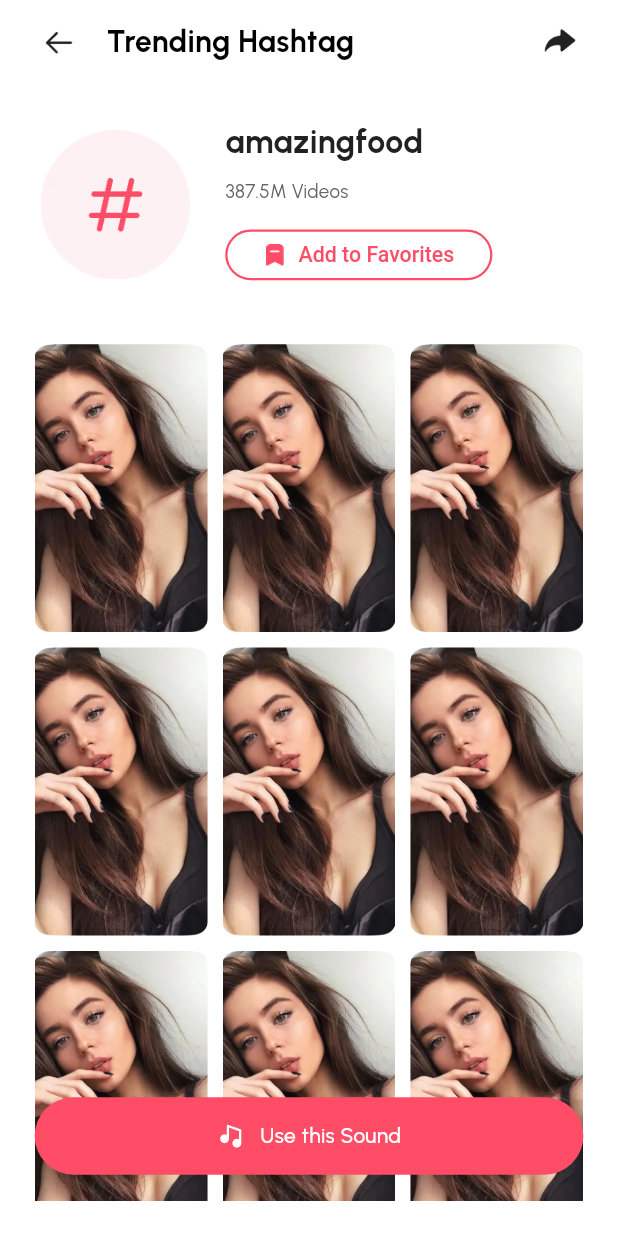
After one commit to Plutothj/short_video_app, a Flutter app: the TrendingHashtagPage screen opened by its route, on a phone screen of 412 x 824 dp. The commit adds this screen. Run offline on Flutter 3.47's test engine with Material 3 defaults, Android fonts, the light colour scheme and no system bars; our stand-ins replace connectivity_plus, device_info_plus, dio, equatable, flick_video_player, flutter_hooks and 14 more; accounts and stored records are empty; network calls fail.

Commit message:
feat: Add trending hashtag route and update navigation
- Introduced a new route for trending hashtags, linking to the TrendingHashtagPage.
- Updated the HashlogListItem to navigate to the new trending hashtag route instead of trending sounds.

```diff
--- a/lib/pages/discover/widgets/hashlog_list_item.dart
+++ b/lib/pages/discover/widgets/hashlog_list_item.dart
@@ -56,7 +56,7 @@ class HashlogListItem extends StatelessWidget {
                     ),
                   ),
                   IconButton(
-                    onPressed: () => {context.push('/trending-sounds')},
+                    onPressed: () => {context.push('/trending-hashtag')},
                     icon: Image.asset(
                       'assets/icons/light_arrow.webp',
                       width: 24.w,
--- a/lib/pages/home/home_page.dart
+++ b/lib/pages/home/home_page.dart
@@ -8,7 +8,7 @@ import 'package:short_video_flutter/utils/logger.dart';
 
 import 'package:visibility_detector/visibility_detector.dart';
 import 'package:short_video_flutter/pages/home/widgets/video_player_manger.dart';
-import 'package:short_video_flutter/pages/home/widgets/video_player.dart';
+// import 'package:short_video_flutter/pages/home/widgets/video_player.dart';
 
 import 'package:short_video_flutter/pages/home/home_provider.dart';
 // import 'package:short_video_flutter/pages/home/hooks/use_debounced_page_listener.dart';
--- /dev/null
+++ b/lib/pages/trending_hashtag/trending_hashtag_page.dart
@@ -0,0 +1,332 @@
+import 'package:flutter_svg/svg.dart';
+import 'package:hooks_riverpod/hooks_riverpod.dart';
+import 'package:flutter_screenutil/flutter_screenutil.dart';
+import 'package:short_video_flutter/theme/theme.dart';
+import 'package:flutter/material.dart';
+import 'package:go_router/go_router.dart';
+
+class TrendingHashtagPage extends HookConsumerWidget {
+  const TrendingHashtagPage({super.key});
+
+  Widget _buildHashtagTopInfo() {
+    return Container(
+      margin: EdgeInsets.only(bottom: 20.h),
+      child: Row(
+        spacing: 20.w,
+        children: [
+          Container(
+            width: 112.w,
+            height: 112.h,
+            decoration: BoxDecoration(
+              image: DecorationImage(
+                image: AssetImage('assets/images/jinghao.webp'),
+                fit: BoxFit.contain,
+              ),
+            ),
+            child: Text(''),
+          ),
+          Expanded(
+            child: Column(
+              crossAxisAlignment: CrossAxisAlignment.start,
+              mainAxisAlignment: MainAxisAlignment.start,
+              spacing: 10.h,
+              children: [
+                Text(
+                  'amazingfood',
+                  style: TextStyle(
+                    fontSize: 24.sp,
+                    fontWeight: FontWeight.bold,
+                    color: AppColors.grey900,
+                  ),
+                ),
+                Text(
+                  '387.5M Videos',
+                  style: TextStyle(
+                    fontSize: 14.sp,
+                    fontWeight: FontWeight.normal,
+                    color: AppColors.grey700,
+                  ),
+                ),
+                OutlinedButton.icon(
+                  onPressed: () => {},
+                  label: Text(
+                    'Add to Favorites',
+                    style: TextStyle(
+                      fontSize: 16.sp,
+                      fontWeight: FontWeight.w500,
+                    ),
+                  ),
+                  icon: Image.asset(
+                    'assets/icons/tag.webp',
+                    width: 16.w,
+                    height: 16.h,
+                    fit: BoxFit.contain,
+                  ),
+                  style: ButtonStyle(
+                    shape: WidgetStateProperty.all(
+                      RoundedRectangleBorder(
+                        borderRadius: BorderRadius.circular(32.r),
+                      ),
+                    ),
+                    minimumSize: WidgetStateProperty.all(Size(185.w, 38.h)),
+                    padding: WidgetStateProperty.all(
+                      EdgeInsets.symmetric(horizontal: 14.w, vertical: 8.h),
+                    ),
+                  ),
+                ),
+              ],
+            ),
+          ),
+        ],
+      ),
+    );
+  }
+
+  // Widget _buildSoundsButtons() {
+  //   return Column(
+  //     children: [
+  //       Row(
+  //         spacing: 8.w,
+  //         children: [
+  //           OutlinedButton.icon(
+  //             onPressed: () => {},
+  //             label: Text(
+  //               'Play Song',
+  //               style: TextStyle(fontSize: 16.sp, fontWeight: FontWeight.w500),
+  //             ),
+  //             icon: Image.asset(
+  //               'assets/icons/circle_bold_play.webp',
+  //               width: 16.w,
+  //               height: 16.h,
+  //               fit: BoxFit.contain,
+  //             ),
+  //             style: ButtonStyle(
+  //               shape: WidgetStateProperty.all(
+  //                 RoundedRectangleBorder(
+  //                   borderRadius: BorderRadius.circular(16.r),
+  //                 ),
+  //               ),
+  //               minimumSize: WidgetStateProperty.all(Size(186.w, 32.h)),
+  //               padding: WidgetStateProperty.all(
+  //                 EdgeInsets.symmetric(horizontal: 14.w, vertical: 8.h),
+  //               ),
+  //             ),
+  //           ),
+  //           OutlinedButton.icon(
+  //             onPressed: () => {},
+  //             label: Text(
+  //               'Add to Favorites',
+  //               style: TextStyle(fontSize: 16.sp, fontWeight: FontWeight.w500),
+  //             ),
+  //             icon: Image.asset(
+  //               'assets/icons/tag.webp',
+  //               width: 16.w,
+  //               height: 16.h,
+  //               fit: BoxFit.contain,
+  //             ),
+  //             style: ButtonStyle(
+  //               shape: WidgetStateProperty.all(
+  //                 RoundedRectangleBorder(
+  //                   borderRadius: BorderRadius.circular(32.r),
+  //                 ),
+  //               ),
+  //               minimumSize: WidgetStateProperty.all(Size(186.w, 32.h)),
+  //               padding: WidgetStateProperty.all(
+  //                 EdgeInsets.symmetric(horizontal: 14.w, vertical: 8.h),
+  //               ),
+  //             ),
+  //           ),
+  //         ],
+  //       ),
+  //       SizedBox(height: 20.h),
+  //       Row(
+  //         mainAxisAlignment: MainAxisAlignment.spaceBetween,
+  //         children: [
+  //           Row(
+  //             children: [
+  //               Image.asset(
+  //                 'assets/images/nova_avatar.webp',
+  //                 width: 60.w,
+  //                 height: 60.h,
+  //                 fit: BoxFit.contain,
+  //               ),
+  //               SizedBox(width: 20.w),
+  //               Column(
+  //                 crossAxisAlignment: CrossAxisAlignment.start,
+  //                 mainAxisAlignment: MainAxisAlignment.start,
+  //                 spacing: 5.h,
+  //                 children: [
+  //                   Text(
+  //                     'Justin Bieber',
+  //                     style: TextStyle(
+  //                       fontSize: 18.sp,
+  //                       fontWeight: FontWeight.bold,
+  //                       color: AppColors.grey900,
+  //                     ),
+  //                   ),
+  //                   Text(
+  //                     'Professional Singer',
+  //                     style: TextStyle(
+  //                       fontSize: 14.sp,
+  //                       fontWeight: FontWeight.normal,
+  //                       color: AppColors.grey700,
+  //                     ),
+  //                   ),
+  //                 ],
+  //               ),
+  //             ],
+  //           ),
+  //           TextButton(
+  //             onPressed: () => {},
+
+  //             style: ButtonStyle(
+  //               backgroundColor: WidgetStateProperty.all(AppColors.primary),
+  //               foregroundColor: WidgetStateProperty.all(AppColors.white),
+  //               shape: WidgetStateProperty.all(
+  //                 RoundedRectangleBorder(
+  //                   borderRadius: BorderRadius.circular(16.r),
+  //                 ),
+  //               ),
+  //               minimumSize: WidgetStateProperty.all(Size(73.w, 32.h)),
+  //               padding: WidgetStateProperty.all(
+  //                 EdgeInsets.symmetric(horizontal: 16.w, vertical: 8.h),
+  //               ),
+  //             ),
+  //             child: Text('Follow'),
+  //           ),
+  //         ],
+  //       ),
+  //     ],
+  //   );
+  // }
+
+  Widget _buildHashtagGridView() {
+    return Expanded(
+      child: Stack(
+        children: [
+          GridView.builder(
+            padding: EdgeInsets.only(top: 20.h),
+            gridDelegate: SliverGridDelegateWithFixedCrossAxisCount(
+              crossAxisCount: 3,
+              mainAxisSpacing: 10, // 👉 主轴方向间距（垂直方向 item 上下间距）
+              crossAxisSpacing: 10, // 👉 交叉轴方向间距（水平方向 item 左右间距）
+              childAspectRatio: 3 / 5,
+            ),
+            itemCount: 60,
+            itemBuilder: (context, index) {
+              return Container(
+                width: 120.w,
+                height: 200.h,
+                decoration: BoxDecoration(
+                  image: DecorationImage(
+                    image: AssetImage('assets/images/girls_2.webp'),
+                    fit: BoxFit.cover,
+                  ),
+                  borderRadius: BorderRadius.circular(8.r),
+                ),
+              );
+            },
+          ),
+          Positioned(
+            bottom: 20.h,
+            child: Container(
+              width: 380.w,
+              height: 58.h,
+
+              decoration: BoxDecoration(
+                borderRadius: BorderRadius.circular(29.r),
+                color: AppColors.primary,
+              ),
+              child: Row(
+                spacing: 10.w,
+                mainAxisAlignment: MainAxisAlignment.center,
+                crossAxisAlignment: CrossAxisAlignment.center,
+                children: [
+                  SvgPicture.asset(
+                    'assets/svg/music.svg',
+                    width: 20.w,
+                    height: 20.h,
+                  ),
+                  Text('Use this Sound'),
+                ],
+              ),
+            ),
+          ),
+        ],
+      ),
+    );
+  }
+
+  @override
+  Widget build(BuildContext context, WidgetRef ref) {
+    return Scaffold(
+      appBar: AppBar(
+        backgroundColor: Colors.white,
+        automaticallyImplyLeading: false,
+        elevation: 0,
+        // 👇 关键：不用 leading + title + actions，改用 flexibleSpace 完全自定义
+        flexibleSpace: SafeArea(
+          child: Padding(
+            padding: EdgeInsets.symmetric(horizontal: 16.w),
+            child: Row(
+              children: [
+                // 左侧 Logo
+                IconButton(
+                  onPressed: () => context.pop(),
+                  icon: Image.asset(
+                    'assets/icons/arrow-left.webp',
+                    width: 28.w,
+                    height: 28.h,
+                    fit: BoxFit.contain,
+                  ),
+                ),
+                SizedBox(width: 8.w), // Logo 和标题之间加点间距
+                // 标题 —— 紧跟在 Logo 后面，左对齐
+                Text(
+                  'Trending Hashtag',
+                  style: TextStyle(
+                    fontFamily: 'Urbanist',
+                    fontSize: 20,
+                    fontWeight: FontWeight.bold,
+                    color: Colors.black,
+                  ),
+                ),
+
+                // 中间用 Expanded 占满剩余空间
+                Expanded(child: Container()),
+
+                // 右侧搜索图标
+                IconButton(
+                  padding: EdgeInsets.zero, // 去除默认内边距
+                  constraints: BoxConstraints(), // 去除最小尺寸限制
+                  icon: SizedBox(
+                    width: 28.w,
+                    height: 28.h,
+                    child: Image.asset(
+                      'assets/icons/share_forward.webp',
+                      fit: BoxFit.contain,
+                    ),
+                  ),
+                  onPressed: () {
+                    // 打开搜索页
+                  },
+                ),
+              ],
+            ),
+          ),
+        ),
+        // ⚠️ 注意：使用 flexibleSpace 后，leading/title/actions 不要再设置，否则会冲突
+      ),
+      body: Container(
+        padding: EdgeInsets.all(24.w),
+        child: Column(
+          children: [
+            _buildHashtagTopInfo(),
+            // _buildSoundsButtons(),
+            _buildHashtagGridView(),
+          ],
+        ),
+      ),
+    );
+  }
+}
--- a/lib/routes/routes.dart
+++ b/lib/routes/routes.dart
@@ -7,6 +7,7 @@ import 'package:short_video_flutter/pages/inbox/inbox_page.dart';
 import 'package:short_video_flutter/pages/discover/discover_page.dart';
 import 'package:short_video_flutter/common/widgets/main_layout.dart';
 import 'package:short_video_flutter/pages/trending_sounds/trending_sounds_page.dart';
+import 'package:short_video_flutter/pages/trending_hashtag/trending_hashtag_page.dart';
 
 part 'routes.g.dart';
 
@@ -68,6 +69,16 @@ class TrendingSoundsRoute extends GoRouteData with $TrendingSoundsRoute {
       const TrendingSoundsPage();
 }
 
+// 趋势页
+@TypedGoRoute<TrendingHashtagRoute>(path: '/trending-hashtag')
+class TrendingHashtagRoute extends GoRouteData with $TrendingHashtagRoute {
+  const TrendingHashtagRoute();
+
+  @override
+  Widget build(BuildContext context, GoRouterState state) =>
+      const TrendingHashtagPage();
+}
+
 // 消息页
 @TypedGoRoute<InboxRoute>(path: '/inbox')
 class InboxRoute extends GoRouteData with $InboxRoute {
```
Also changed, not shown: lib/routes/routes.g.dart.
